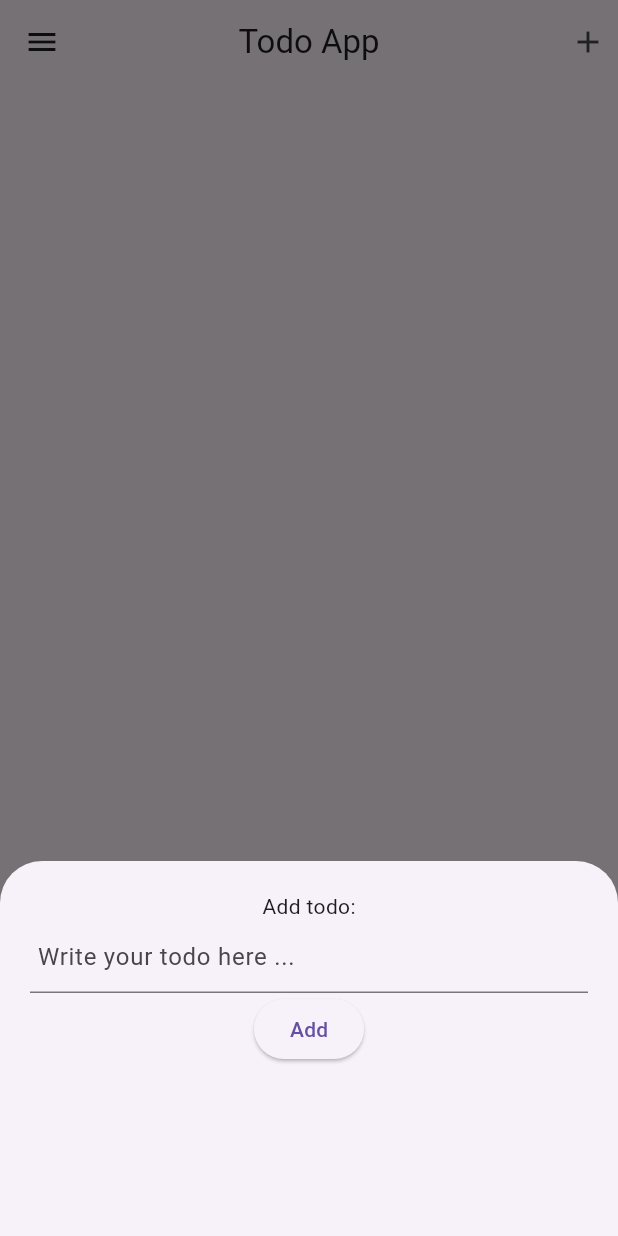
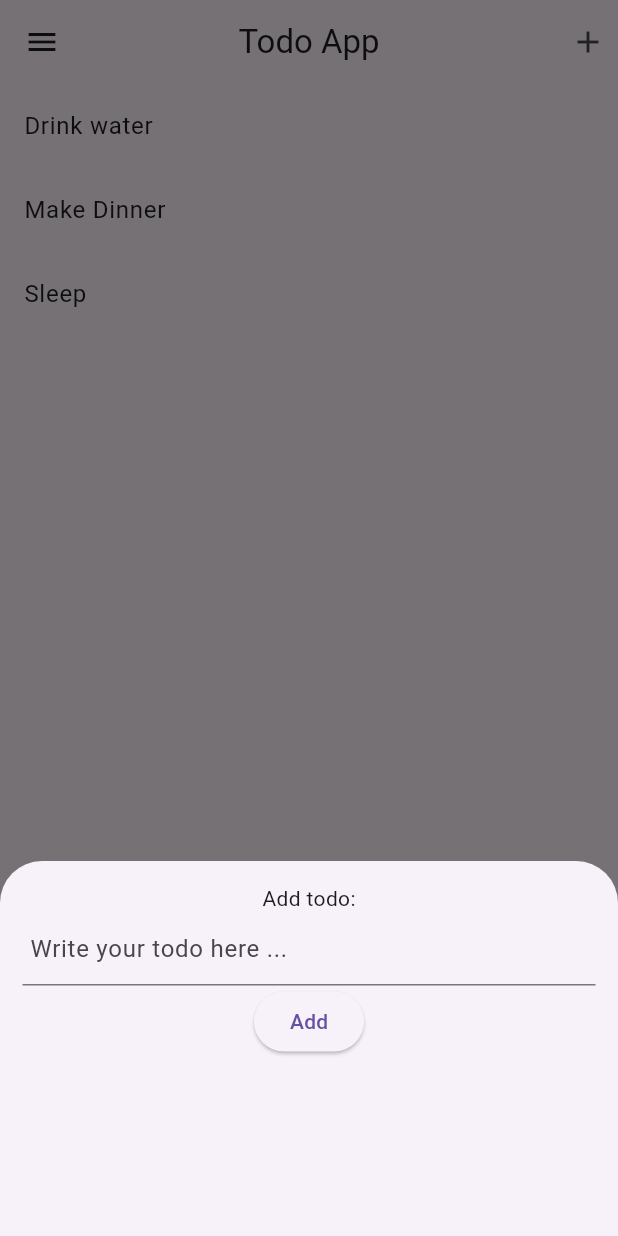
Before and after one commit to AndyBett/Todo_App, a Flutter app: the screen it shows after launch, after a tap on the "add" icon, on a phone screen of 412 x 824 dp. Run offline on Flutter 3.47's test engine with Material 3 defaults, Android fonts, the phone set to English and light mode, and no system bars.

Commit message:
Implementation child to parent communication

```diff
--- a/lib/addTodo.dart
+++ b/lib/addTodo.dart
@@ -1,7 +1,9 @@
 import 'package:flutter/material.dart';
 
 class Addtodo extends StatefulWidget {
-  const Addtodo({super.key});
+  void Function({required String todoText}) addTodo;
+
+  Addtodo({super.key, required this.addTodo});
 
   @override
   State<Addtodo> createState() => _AddtodoState();
@@ -21,11 +23,11 @@ class _AddtodoState extends State<Addtodo> {
           hintText: "Write your todo here ...",
         ),
       ),
-      const SizedBox(),
-      const SizedBox(),
       ElevatedButton(
           onPressed: () {
             print(todoText.text);
+
+            widget.addTodo(todoText: todoText.text);
             todoText.text = "";
           },
           child: const Text("Add"))
--- a/lib/main.dart
+++ b/lib/main.dart
@@ -15,7 +15,7 @@ class MyApp extends StatefulWidget {
 class _MyAppState extends State<MyApp> {
   @override
   Widget build(BuildContext context) {
-    return const MaterialApp(
-        debugShowCheckedModeBanner: false, home: Mainscreen());
+    return MaterialApp(
+        debugShowCheckedModeBanner: false, home: const Mainscreen());
   }
 }
--- a/lib/mainScreen.dart
+++ b/lib/mainScreen.dart
@@ -9,6 +9,15 @@ class Mainscreen extends StatefulWidget {
 }
 
 class _MainscreenState extends State<Mainscreen> {
+  List<String> todoList = ["Drink water", "Make Dinner", "Sleep"];
+
+  void addTodo({required String todoText}) {
+    setState(() {
+      todoList.insert(0, todoText);
+    });
+    Navigator.pop(context);
+  }
+
   @override
   Widget build(BuildContext context) {
     return Scaffold(
@@ -22,10 +31,15 @@ class _MainscreenState extends State<Mainscreen> {
                 showModalBottomSheet(
                     context: context,
                     builder: (context) {
-                    return Container(
+                      return Padding(
+                        padding: MediaQuery.of(context).viewInsets,
+                        child: Container(
                           height: 250,
-                      child: Addtodo(),
-                      padding: EdgeInsets.all(20),
+                          child: Addtodo(
+                            addTodo: addTodo,
+                          ),
+                          padding: EdgeInsets.all(15),
+                        ),
                       );
                     });
               },
@@ -36,6 +50,29 @@ class _MainscreenState extends State<Mainscreen> {
             )
           ],
         ),
+        body: ListView.builder(
+            itemCount: todoList.length,
+            itemBuilder: (BuildContext Context, int index) {
+              return ListTile(
+                onTap: () {
+                  showModalBottomSheet(
+                      context: context,
+                      builder: (context) {
+                        return Container(
+                            width: 500,
+                            padding: EdgeInsets.all(20),
+                            child: ElevatedButton(
+                                onPressed: () {
+                                  setState(() {
+                                    todoList.removeAt(index);
+                                  });
+                                  Navigator.pop(context);
+                                },
+                                child: Text("Mark as done!")));
+                      });
+                },
+                title: Text(todoList[index]),
               );
+            }));
   }
 }
```
Lines whose indentation alone changed are shown as unchanged.
